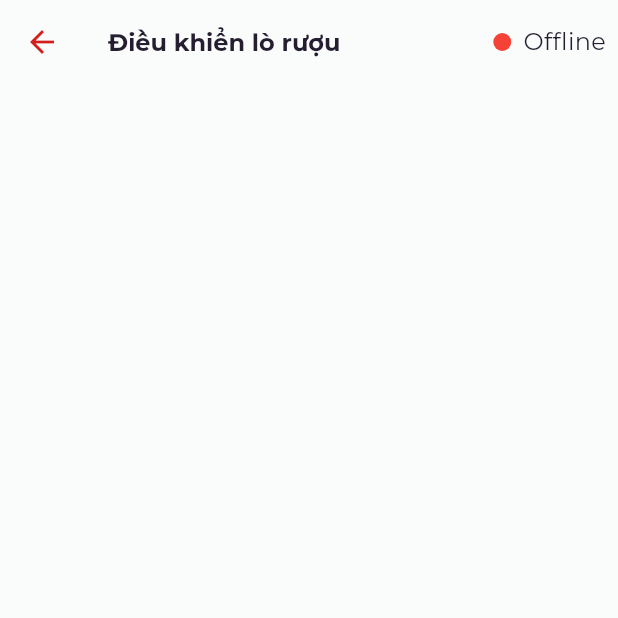
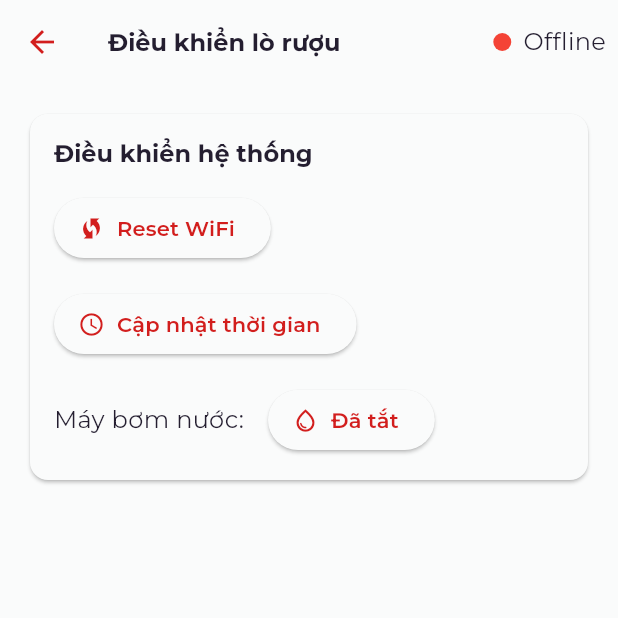
Before and after one commit to xdien/mix-fit-client, a Flutter app: the LiquorKilnControlScreen screen opened directly with empty values, on a phone screen of 412 x 824 dp, the top half of it. Run offline on Flutter 3.47's test engine with Material 3 defaults, Android fonts, the phone set to English and light mode, and no system bars; our stand-ins replace another_flushbar, dio, drift, drift_flutter, event_bus, fl_chart and 11 more; missing offline and left inert: drift_dev, sqlite3; accounts and stored records are empty; generated files the repository leaves out were written again.

Commit message:
feat: add toggle water pump use case and integrate into liquor kiln control screen

```diff
--- a/lib/domain/di/module/usecase_module.dart
+++ b/lib/domain/di/module/usecase_module.dart
@@ -18,6 +18,7 @@ import '../../usecase/iot/set_liquor_kiln_oil_day_max_usecase.dart';
 import '../../usecase/iot/set_liquor_kiln_oil_day_min_usecase.dart';
 import '../../usecase/iot/set_liquor_kiln_overheat_usecase.dart';
 import '../../usecase/iot/set_liquorklin_wifi_reset_usecase.dart';
+import '../../usecase/iot/toggle_liquor_kiln_water_bump_usecase.dart';
 import '../../usecase/iot/update_time_liquor_kiln_usecase.dart';
 import '../../usecase/websocket/disconnect_websocket_usecase.dart';
 import '../../usecase/websocket/get_connection_status_usecase.dart';
@@ -63,5 +64,7 @@ class UseCaseModule {
         () => UpdateTimeLiquorKilnUsecase(getIt<ILiquorKilnRepository>()));
     getIt.registerLazySingleton(
         () => SetLiquorklinWifiResetUsecase(getIt<ILiquorKilnRepository>()));
+    getIt.registerLazySingleton(
+        () => ToggleLiquorKilnWaterBumpUsecase(getIt<ILiquorKilnRepository>()));
   }
 }
--- a/lib/presentation/di/module/store_module.dart
+++ b/lib/presentation/di/module/store_module.dart
@@ -21,6 +21,7 @@ import '../../../domain/usecase/iot/set_liquor_kiln_oil_day_max_usecase.dart';
 import '../../../domain/usecase/iot/set_liquor_kiln_oil_day_min_usecase.dart';
 import '../../../domain/usecase/iot/set_liquor_kiln_overheat_usecase.dart';
 import '../../../domain/usecase/iot/set_liquorklin_wifi_reset_usecase.dart';
+import '../../../domain/usecase/iot/toggle_liquor_kiln_water_bump_usecase.dart';
 import '../../../domain/usecase/iot/update_time_liquor_kiln_usecase.dart';
 import '../../../domain/usecase/websocket/get_connection_status_usecase.dart';
 import '../../liquorkiln-control/store/liquor_kiln_control_store.dart';
@@ -85,6 +86,8 @@ class StoreModule {
     getIt.registerFactoryParam<LiquorKilnControlStore, String, void>(
       (deviceId, _) => LiquorKilnControlStore(
         getIt<SetLiquorklinWifiResetUsecase>(),
+        getIt<UpdateTimeLiquorKilnUsecase>(),
+        getIt<ToggleLiquorKilnWaterBumpUsecase>(),
         deviceId,
       ),
     );
--- a/lib/presentation/liquorkiln-control/liquor_kiln_control_screen.dart
+++ b/lib/presentation/liquorkiln-control/liquor_kiln_control_screen.dart
@@ -5,6 +5,7 @@ import '../home/store/theme/theme_store.dart';
 import '../liquorkiln/widgets/connection_status.dart';
 import 'store/liquor_kiln_control_store.dart';
 import '../../di/service_locator.dart';
+import 'widgets/system_control_section.dart';
 
 class LiquorKilnControlScreen extends StatelessWidget {
   final String deviceId;
@@ -48,7 +49,7 @@ class LiquorKilnControlScreen extends StatelessWidget {
               // DistillationControlSection(store: store),
 
               // System Control Section
-              // SystemControlSection(store: store),
+              SystemControlSection(store: store),
             ],
           ),
         ),
--- /dev/null
+++ b/lib/presentation/liquorkiln-control/widgets/system_control_section.dart
@@ -0,0 +1,106 @@
+import 'package:flutter/material.dart';
+import 'package:flutter_mobx/flutter_mobx.dart';
+
+import '../store/liquor_kiln_control_store.dart';
+
+class SystemControlSection extends StatelessWidget {
+  final LiquorKilnControlStore store;
+
+  SystemControlSection({
+    Key? key,
+    required this.store,
+  }) : super(key: key) {
+  }
+
+  @override
+  Widget build(BuildContext context) {
+    return Card(
+      child: Padding(
+        padding: const EdgeInsets.all(16.0),
+        child: Column(
+          crossAxisAlignment: CrossAxisAlignment.start,
+          children: [
+            Text(
+              'Điều khiển hệ thống',
+              style: Theme.of(context).textTheme.titleLarge,
+            ),
+            const SizedBox(height: 16),
+
+            // Reset WiFi Button
+            ElevatedButton.icon(
+              onPressed: () {
+                showDialog(
+                  context: context,
+                  builder: (context) => AlertDialog(
+                    title: const Text('Xác nhận'),
+                    content: const Text('Bạn có chắc chắn muốn reset WiFi?'),
+                    actions: [
+                      TextButton(
+                        onPressed: () => Navigator.pop(context),
+                        child: const Text('Hủy'),
+                      ),
+                      TextButton(
+                        onPressed: () {
+                          store.resetWifi();
+                          Navigator.pop(context);
+                          ScaffoldMessenger.of(context).showSnackBar(
+                            const SnackBar(content: Text('Đã reset WiFi')),
+                          );
+                        },
+                        child: const Text('Đồng ý'),
+                      ),
+                    ],
+                  ),
+                );
+              },
+              icon: const Icon(Icons.wifi_protected_setup),
+              label: const Text('Reset WiFi'),
+            ),
+            const SizedBox(height: 16),
+
+            // Update Time Button
+            ElevatedButton.icon(
+              onPressed: () {
+                store.updateSystemTime();
+                ScaffoldMessenger.of(context).showSnackBar(
+                  const SnackBar(
+                    content: Text('Đã cập nhật thời gian hệ thống'),
+                  ),
+                );
+              },
+              icon: const Icon(Icons.access_time),
+              label: const Text('Cập nhật thời gian'),
+            ),
+            const SizedBox(height: 16),
+
+            // Water Pump Control
+            Row(
+              children: [
+                const Text('Máy bơm nước:'),
+                const SizedBox(width: 16),
+                Observer(
+                  builder: (_) => ElevatedButton.icon(
+                    onPressed: () => store.toggleWaterPump(),
+                    style: ElevatedButton.styleFrom(
+                      backgroundColor: store.isWaterPumpOn
+                          ? Colors.green
+                          : null,
+                    ),
+                    icon: Icon(
+                      store.isWaterPumpOn
+                          ? Icons.water_drop
+                          : Icons.water_drop_outlined,
+                    ),
+                    label: Text(
+                      store.isWaterPumpOn ? 'Đang chạy' : 'Đã tắt',
+                    ),
+                  ),
+                ),
+              ],
+            ),
+          ],
+        ),
+      ),
+    );
+  }
+}
```
Also changed, not shown: lib/domain/usecase/iot/toggle_liquor_kiln_water_bump_usecase.dart (added, +21 -0 lines), lib/presentation/liquorkiln-control/store/liquor_kiln_control_store.dart (+21 -1 lines).
